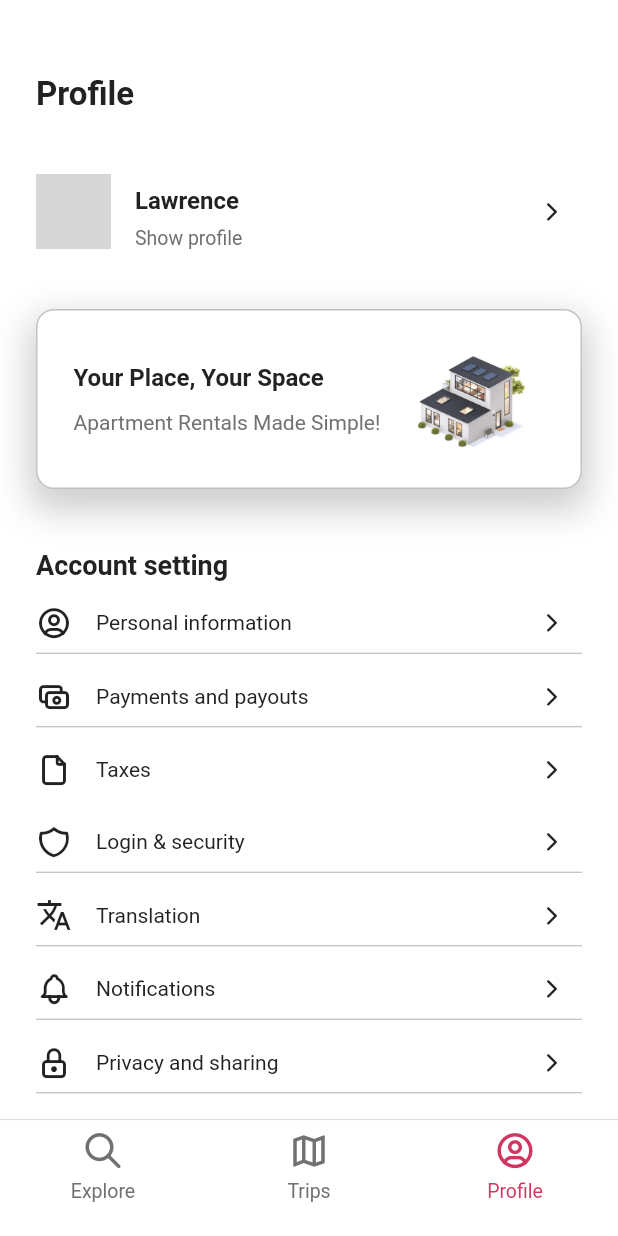
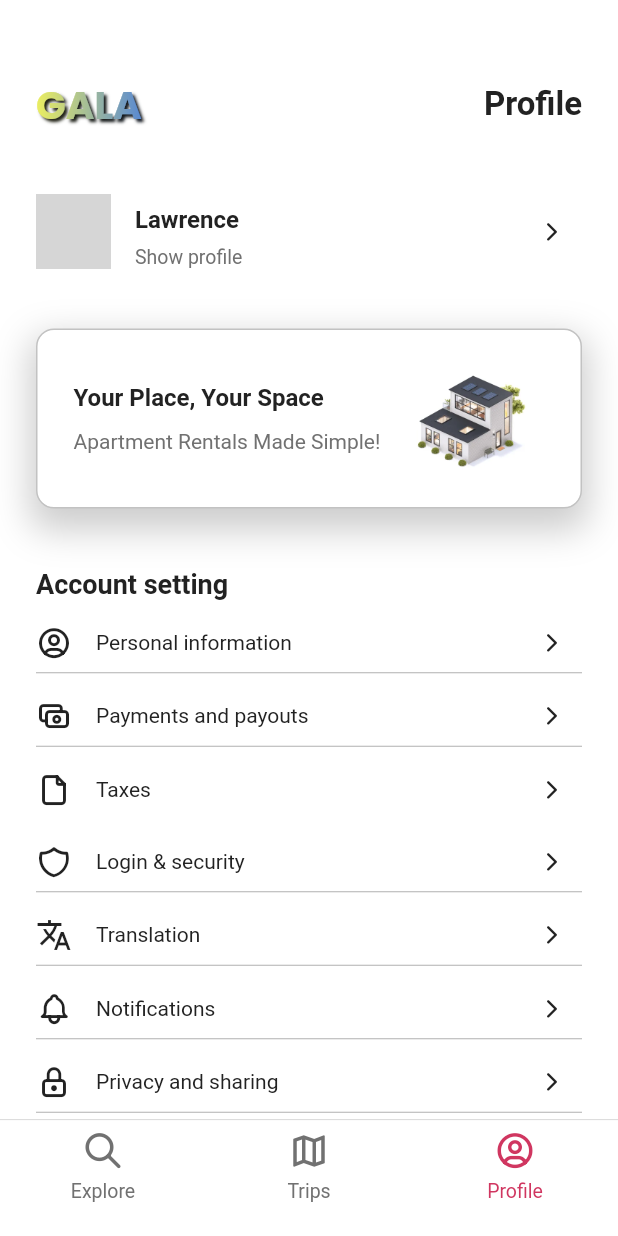
Before and after one commit to codexxxhost2024/galaBook, a Flutter app: the ProfileWidget screen opened by its route, on a phone screen of 412 x 824 dp. Run offline on Flutter 3.47's test engine with Material 3 defaults, Android fonts, the phone set to English and light mode, and no system bars; drawn by our look-alikes of simple_gradient_text; our stand-ins replace auto_size_text, cached_network_image, chewie, flutter_rating_bar, font_awesome_flutter, from_css_color and 9 more; missing offline and left inert: json_path, mime_type; accounts and stored records are empty; network calls fail; Roboto replaces fonts that are missing (SFPRO); statements that could not run were skipped; grey boxes are pictures that could not be loaded.

Commit message:
Updating to latest FlutterFlow output.

```diff
--- /dev/null
+++ b/lib/components/logo/logo_model.dart
@@ -0,0 +1,15 @@
+import '/flutter_flow/flutter_flow_theme.dart';
+import '/flutter_flow/flutter_flow_util.dart';
+import 'logo_widget.dart' show LogoWidget;
+import 'package:flutter/material.dart';
+import 'package:google_fonts/google_fonts.dart';
+import 'package:provider/provider.dart';
+import 'package:simple_gradient_text/simple_gradient_text.dart';
+
+class LogoModel extends FlutterFlowModel<LogoWidget> {
+  @override
+  void initState(BuildContext context) {}
+
+  @override
+  void dispose() {}
+}
--- /dev/null
+++ b/lib/components/logo/logo_widget.dart
@@ -0,0 +1,63 @@
+import '/flutter_flow/flutter_flow_theme.dart';
+import '/flutter_flow/flutter_flow_util.dart';
+import 'package:flutter/material.dart';
+import 'package:google_fonts/google_fonts.dart';
+import 'package:provider/provider.dart';
+import 'package:simple_gradient_text/simple_gradient_text.dart';
+import 'logo_model.dart';
+export 'logo_model.dart';
+
+class LogoWidget extends StatefulWidget {
+  const LogoWidget({super.key});
+
+  @override
+  State<LogoWidget> createState() => _LogoWidgetState();
+}
+
+class _LogoWidgetState extends State<LogoWidget> {
+  late LogoModel _model;
+
+  @override
+  void setState(VoidCallback callback) {
+    super.setState(callback);
+    _model.onUpdate();
+  }
+
+  @override
+  void initState() {
+    super.initState();
+    _model = createModel(context, () => LogoModel());
+  }
+
+  @override
+  void dispose() {
+    _model.maybeDispose();
+
+    super.dispose();
+  }
+
+  @override
+  Widget build(BuildContext context) {
+    return GradientText(
+      'GALA',
+      textAlign: TextAlign.start,
+      style: FlutterFlowTheme.of(context).displayMedium.override(
+        fontFamily: 'Poppins',
+        color: FlutterFlowTheme.of(context).secondaryBackground,
+        fontSize: 26.0,
+        letterSpacing: 0.0,
+        fontWeight: FontWeight.bold,
+        shadows: [
+          Shadow(
+            color: FlutterFlowTheme.of(context).primaryText,
+            offset: Offset(2.0, 2.0),
+            blurRadius: 2.0,
+          )
+        ],
+      ),
+      colors: [Color(0xFFEBEE60), Color(0xFF5989D2)],
+      gradientDirection: GradientDirection.ltr,
+      gradientType: GradientType.linear,
+    );
+  }
+}
--- a/lib/pages/profile/profile_model.dart
+++ b/lib/pages/profile/profile_model.dart
@@ -1,3 +1,4 @@
+import '/components/logo/logo_widget.dart';
 import '/components/modals/taxes_modal/taxes_modal_widget.dart';
 import '/components/nav_bar/nav_bar_widget.dart';
 import '/components/profile_setting_detail_items/profile_setting_detail_items_widget.dart';
@@ -14,6 +15,8 @@ import 'package:provider/provider.dart';
 class ProfileModel extends FlutterFlowModel<ProfileWidget> {
   ///  State fields for stateful widgets in this page.
 
+  // Model for LOGO component.
+  late LogoModel logoModel;
   // Model for ProfileSettingItems component.
   late ProfileSettingItemsModel profileSettingItemsModel1;
   // Model for ProfileSettingItems component.
@@ -57,6 +60,7 @@ class ProfileModel extends FlutterFlowModel<ProfileWidget> {
 
   @override
   void initState(BuildContext context) {
+    logoModel = createModel(context, () => LogoModel());
     profileSettingItemsModel1 =
         createModel(context, () => ProfileSettingItemsModel());
     profileSettingItemsModel2 =
@@ -100,6 +104,7 @@ class ProfileModel extends FlutterFlowModel<ProfileWidget> {
 
   @override
   void dispose() {
+    logoModel.dispose();
     profileSettingItemsModel1.dispose();
     profileSettingItemsModel2.dispose();
     profileSettingItemsModel3.dispose();
--- a/lib/pages/profile/profile_widget.dart
+++ b/lib/pages/profile/profile_widget.dart
@@ -1,3 +1,4 @@
+import '/components/logo/logo_widget.dart';
 import '/components/modals/taxes_modal/taxes_modal_widget.dart';
 import '/components/nav_bar/nav_bar_widget.dart';
 import '/components/profile_setting_detail_items/profile_setting_detail_items_widget.dart';
@@ -85,9 +86,16 @@ class _ProfileWidgetState extends State<ProfileWidget> {
                                         child: Row(
                                           mainAxisSize: MainAxisSize.max,
                                           children: [
+                                            wrapWithModel(
+                                              model: _model.logoModel,
+                                              updateCallback: () =>
+                                                  safeSetState(() {}),
+                                              child: LogoWidget(),
+                                            ),
                                             Expanded(
                                               child: Text(
                                                 'Profile',
+                                                textAlign: TextAlign.end,
                                                 maxLines: 1,
                                                 style:
                                                     FlutterFlowTheme.of(context)
--- a/lib/pages/trips_loged/trips_loged_model.dart
+++ b/lib/pages/trips_loged/trips_loged_model.dart
@@ -1,3 +1,4 @@
+import '/components/logo/logo_widget.dart';
 import '/components/modals/no_trip_booked_modal/no_trip_booked_modal_widget.dart';
 import '/components/nav_bar/nav_bar_widget.dart';
 import '/flutter_flow/flutter_flow_media_display.dart';
@@ -15,6 +16,8 @@ import 'package:provider/provider.dart';
 class TripsLogedModel extends FlutterFlowModel<TripsLogedWidget> {
   ///  State fields for stateful widgets in this page.
 
+  // Model for LOGO component.
+  late LogoModel logoModel;
   // State field(s) for RatingBar widget.
   double? ratingBarValue;
   // Model for NoTripBookedModal component.
@@ -24,6 +27,7 @@ class TripsLogedModel extends FlutterFlowModel<TripsLogedWidget> {
 
   @override
   void initState(BuildContext context) {
+    logoModel = createModel(context, () => LogoModel());
     noTripBookedModalModel =
         createModel(context, () => NoTripBookedModalModel());
     navBarModel = createModel(context, () => NavBarModel());
@@ -31,6 +35,7 @@ class TripsLogedModel extends FlutterFlowModel<TripsLogedWidget> {
 
   @override
   void dispose() {
+    logoModel.dispose();
     noTripBookedModalModel.dispose();
     navBarModel.dispose();
   }
--- a/pubspec.yaml
+++ b/pubspec.yaml
@@ -61,6 +61,7 @@ dependencies:
   shared_preferences_platform_interface: 2.4.1
   shared_preferences_web: 2.4.2
   shared_preferences_windows: 2.4.1
+  simple_gradient_text: 1.2.3
   smooth_page_indicator: 1.1.0
   sqflite: 2.3.3+1
   sqflite_common: 2.5.4+3
```
Also changed, not shown: lib/pages/trips_loged/trips_loged_widget.dart (+7 -9 lines), assets/fonts/Poppins-SemiBold.ttf (added).
